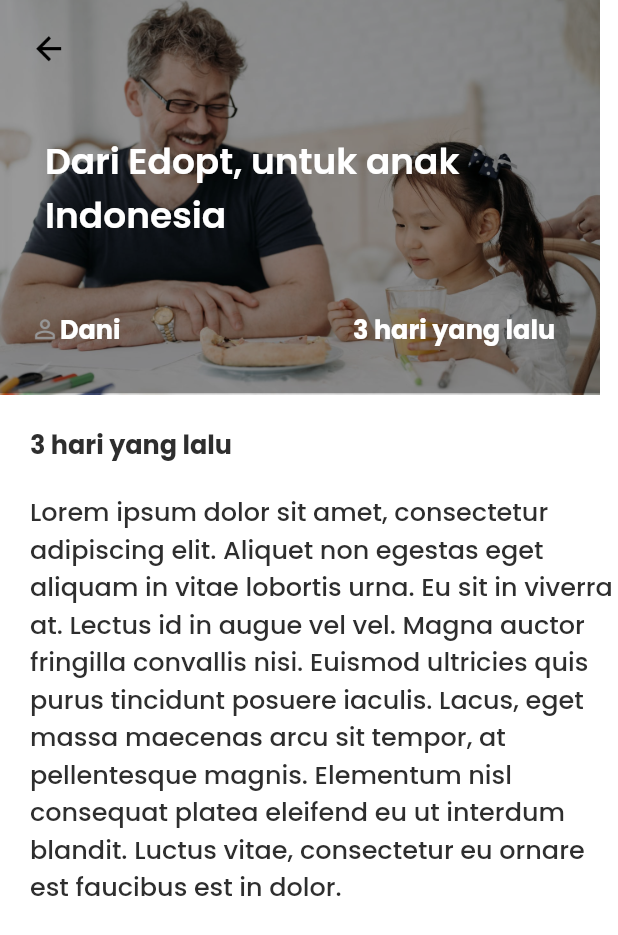
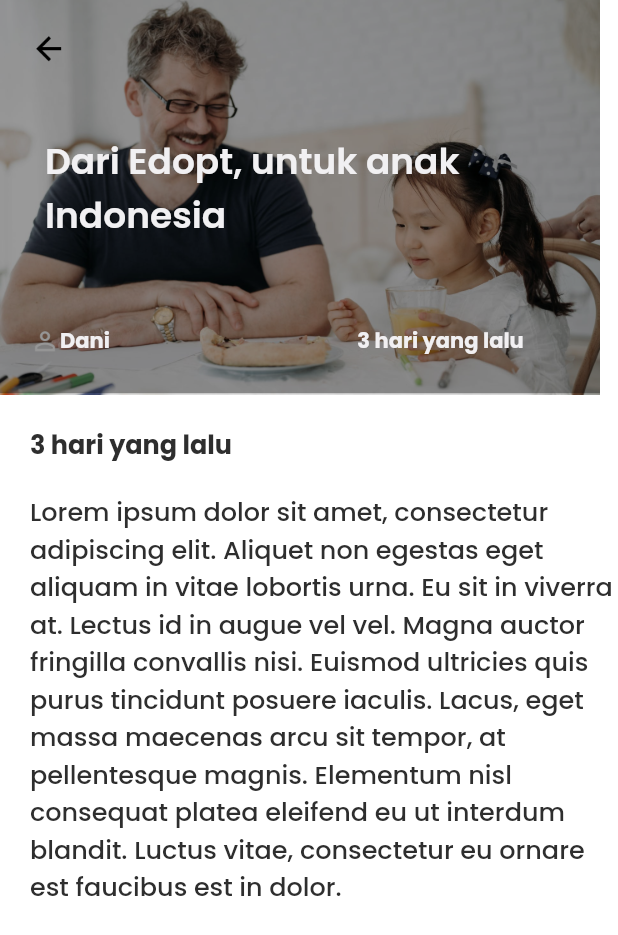
Before and after one commit to yoannikaros/Edopt, a Flutter app: the ListNews screen opened by its route, after a tap on "Icon", on a phone screen of 412 x 824 dp. Shown: the top 935 px of the screen. Run offline on Flutter 3.47's test engine with Material 2 defaults, Android fonts, the phone set to English and light mode, and no system bars; our stand-ins replace firebase_auth, firebase_core, google_fonts, google_sign_in, smooth_page_indicator; missing offline and left inert: dart:ffi; accounts and stored records are empty.

Commit message:
Add News Page

```diff
--- a/lib/cardwidget/detail_newscard.dart
+++ b/lib/cardwidget/detail_newscard.dart
@@ -4,6 +4,8 @@ import '../theme.dart';
 
 class CardNews extends StatelessWidget {
   const CardNews({Key? key}) : super(key: key);
+
+  //iNI LIST BERITA YANG DITULISAN LAINNYA
 
   @override
   Widget build(BuildContext context) {
@@ -36,7 +38,7 @@ class CardNews extends StatelessWidget {
                     ),
                     Text(
                       'Icon',
-                      style: secondaryTextStyle.copyWith(
+                      style: primaryTextStyle.copyWith(
                           fontSize: 13, fontWeight: semiBold),
                     ),
                     SizedBox(
@@ -44,7 +46,7 @@ class CardNews extends StatelessWidget {
                     ),
                     Text(
                       '3 hari yang lalu',
-                      style: secondaryTextStyle.copyWith(
+                      style: primaryTextStyle.copyWith(
                           fontSize: 13, fontWeight: semiBold),
                     ),
                   ],
@@ -54,6 +56,7 @@ class CardNews extends StatelessWidget {
               Container(
                 padding: EdgeInsets.all(20),
                 child: Column(
+                  crossAxisAlignment: CrossAxisAlignment.start,
                   children: [
                   SizedBox(
                   height: 150,
@@ -61,7 +64,7 @@ class CardNews extends StatelessWidget {
                     ,
                     Text(
                       'Judul',
-                      style: secondaryTextStyle.copyWith(
+                      style: primaryTextStyle.copyWith(
                           fontSize: 13, fontWeight: semiBold),
                     ),
                     SizedBox(
@@ -69,7 +72,7 @@ class CardNews extends StatelessWidget {
                     ),
                     Text(
                       'Keterangan',
-                      style: secondaryTextStyle.copyWith(
+                      style: primaryTextStyle.copyWith(
                           fontSize: 13, fontWeight: semiBold),
                     ),
                   ],
--- a/lib/cardwidget/newscard.dart
+++ b/lib/cardwidget/newscard.dart
@@ -4,6 +4,8 @@ import '../theme.dart';
 
 class NewsCard extends StatelessWidget {
   const NewsCard({Key? key}) : super(key: key);
+
+//INI LIST BERITA YANG DI HOME PAGE
 
   @override
   Widget build(BuildContext context) {
--- a/lib/cardwidget/panti_card.dart
+++ b/lib/cardwidget/panti_card.dart
@@ -13,7 +13,7 @@ class ResultPantiCard extends StatelessWidget {
      },
      child: Card(
 
-       color: Colors.white70,
+       color: Colors.white,
        child: Container(
        width: 180,
          padding: EdgeInsets.all(20),
--- a/lib/home/artikel/detail_artitkel.dart
+++ b/lib/home/artikel/detail_artitkel.dart
@@ -36,12 +36,12 @@ class DetailNews extends StatelessWidget {
                   padding: EdgeInsets.only(left: 30),
                   child: Text(
                     'Dari Edopt, untuk anak Indonesia  ',
-                    style: secondaryTextStyle.copyWith(
+                    style: primaryTextStyle.copyWith(
                         fontSize: 24, fontWeight: semiBold),
                   ),
                 ),
 
-                SizedBox(height: 45,),
+                SizedBox(height: 55,),
 
                 Row(
                   children: [
@@ -51,14 +51,14 @@ class DetailNews extends StatelessWidget {
                 child: Image.asset('aset/icon_pengguna.png', width: 20)),
                     Text(
                       'Dani',
-                      style: secondaryTextStyle.copyWith(
-                          fontSize: 17, fontWeight: FontWeight.w700),
+                      style: primaryTextStyle.copyWith(
+                          fontSize: 14, fontWeight: FontWeight.w700),
                     ),
-                    SizedBox(width: 155,),
+                    SizedBox(width: 165,),
                     Text(
                       '3 hari yang lalu',
-                      style: secondaryTextStyle.copyWith(
-                          fontSize: 17, fontWeight: FontWeight.w700),
+                      style: primaryTextStyle.copyWith(
+                          fontSize: 14, fontWeight: FontWeight.w700),
                     ),
 
                   ],
--- a/lib/home/panti/list_panti.dart
+++ b/lib/home/panti/list_panti.dart
@@ -23,7 +23,7 @@ class ListPanti extends StatelessWidget {
         margin: EdgeInsets.only(top: 10),
         child: Column(
           children: [
-DaftarKunjungan()
+          DaftarKunjungan()
 
           ],
         ),
--- a/lib/home/panti/panti_page.dart
+++ b/lib/home/panti/panti_page.dart
@@ -34,7 +34,7 @@ class PantiPage extends StatelessWidget {
                     Expanded(
                       child: TextFormField(
                         keyboardType: TextInputType.text,
-                        style: primaryTextStyle,
+                        style: blackTextStyle,
                         decoration: InputDecoration.collapsed(
                             hintText: 'Cari', hintStyle: subtitleTextStyle),
                       ),
```
